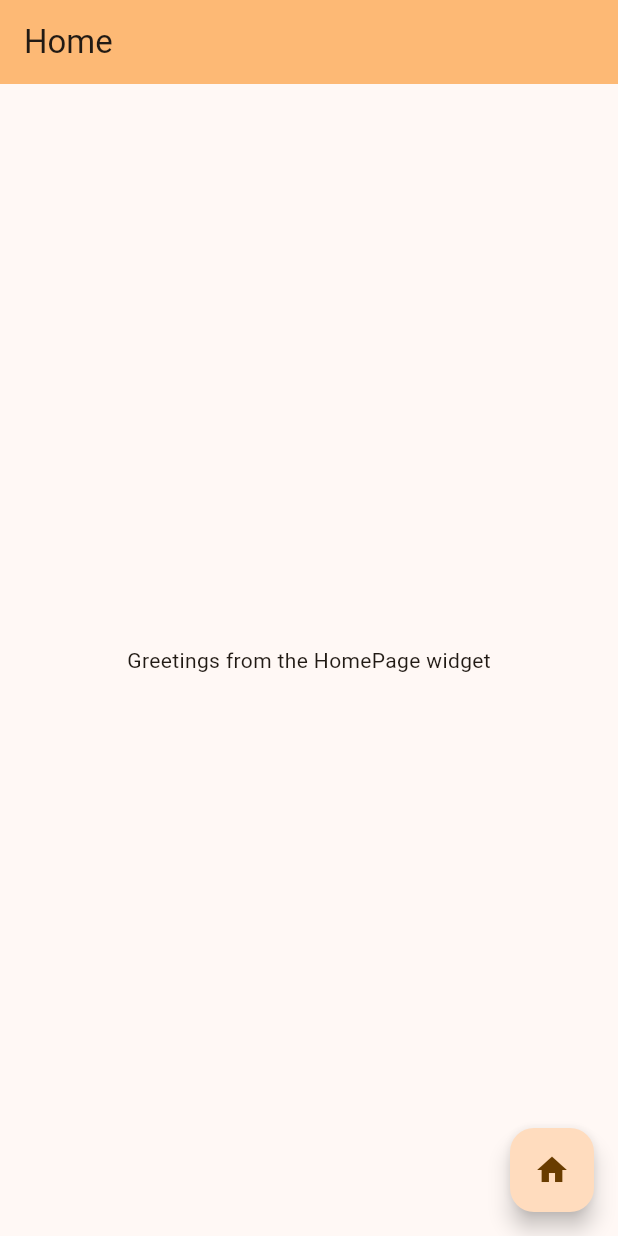
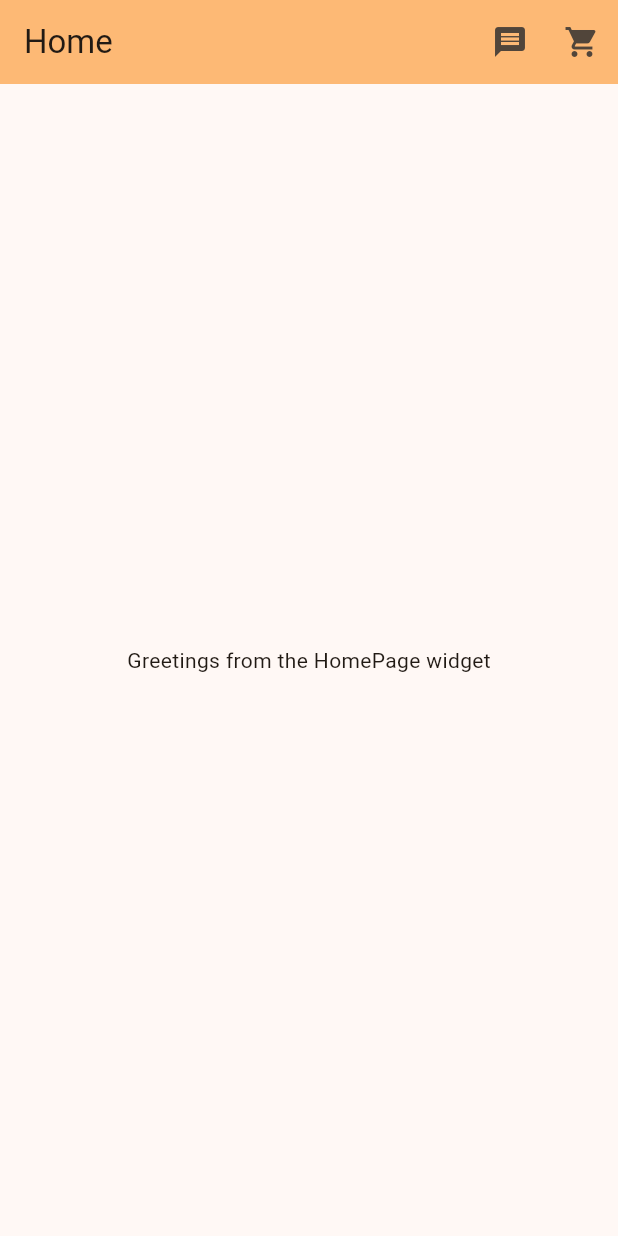
Before and after one commit to DaoTanP/app_ban_sach_bookie, a Flutter app: the screen it shows after launch, on a phone screen of 412 x 824 dp. Run offline on Flutter 3.47's test engine with Material 2 defaults, Android fonts, the phone set to English and light mode, and no system bars.

Commit message:
update trang chủ

```diff
--- /dev/null
+++ b/lib/common/components/wrapper_component.dart
@@ -0,0 +1,34 @@
+import 'package:flutter/material.dart';
+
+class WrapperComponent extends StatelessWidget {
+  final Color backgroundColor;
+  final Widget? leading;
+  final Widget title;
+  final bool? centerTitle;
+  final Widget body;
+  final List<Widget>? trailing;
+
+  const WrapperComponent(
+      {Key? key,
+      required this.backgroundColor,
+      this.leading,
+      required this.title,
+      this.centerTitle,
+      required this.body,
+      this.trailing})
+      : super(key: key);
+
+  @override
+  Widget build(BuildContext context) {
+    return Scaffold(
+      appBar: AppBar(
+        backgroundColor: backgroundColor,
+        leading: leading,
+        title: title,
+        centerTitle: centerTitle,
+        actions: trailing,
+      ),
+      body: body,
+    );
+  }
+}
--- /dev/null
+++ b/lib/common/views/home_page.dart
@@ -0,0 +1,33 @@
+import 'package:app_ban_sach_bookie/common/components/wrapper_component.dart';
+import 'package:flutter/material.dart';
+
+class HomePage extends StatelessWidget {
+  const HomePage({Key? key}) : super(key: key);
+
+  @override
+  Widget build(BuildContext context) {
+    return WrapperComponent(
+      backgroundColor: Theme.of(context).colorScheme.inversePrimary,
+      title: const Text('Home'),
+      body: const Center(
+        child: Text('Greetings from the HomePage widget'),
+      ),
+      trailing: <Widget>[
+        IconButton(
+          icon: const Icon(Icons.message),
+          tooltip: 'Thông báo',
+          onPressed: () {
+            // handle the press
+          },
+        ),
+        IconButton(
+          icon: const Icon(Icons.shopping_cart),
+          tooltip: 'Giỏ hàng',
+          onPressed: () {
+            // handle the press
+          },
+        ),
+      ],
+    );
+  }
+}
--- a/lib/common_widgets/home_page.dart
+++ /dev/null
@@ -1,26 +0,0 @@
-import 'package:flutter/material.dart';
-
-class HomePage extends StatelessWidget {
-  const HomePage({Key? key}) : super(key: key);
-
-  @override
-  Widget build(BuildContext context) {
-    return Scaffold(
-      appBar: AppBar(
-        // TRY THIS: Try changing the color here to a specific color (to
-        // Colors.amber, perhaps?) and trigger a hot reload to see the AppBar
-        // change color while the other colors stay the same.
-        backgroundColor: Theme.of(context).colorScheme.inversePrimary,
-        title: const Text('Home'),
-      ),
-      body: const Center(
-        child: Text('Greetings from the HomePage widget'),
-      ),
-      floatingActionButton: FloatingActionButton(
-        onPressed: () {},
-        tooltip: 'Increment',
-        child: const Icon(Icons.home),
-      ),
-    );
-  }
-}
--- a/lib/main.dart
+++ b/lib/main.dart
@@ -1,5 +1,5 @@
 import 'package:flutter/material.dart';
-import 'package:app_ban_sach_bookie/common_widgets/home_page.dart';
+import 'package:app_ban_sach_bookie/common/views/home_page.dart';
 
 void main() {
   runApp(const MyApp());
```
